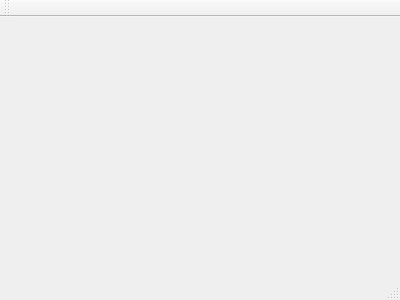
The window that mainwindow.ui (alex-nagami/QtKinectInteraction) describes before a commit, drawn with Qt 5.
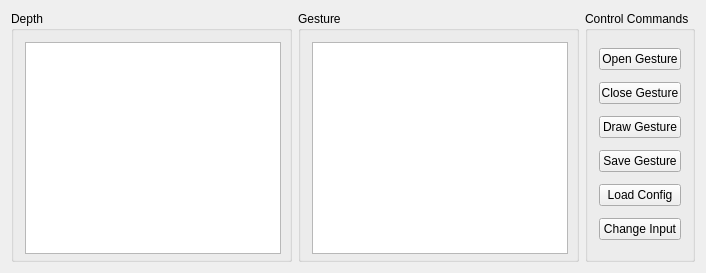
The same window after the commit.

```diff
--- a/mainwindow.ui
+++ b/mainwindow.ui
@@ -1,24 +1,130 @@
 <ui version="4.0">
  <class>MainWindow</class>
- <widget class="QMainWindow" name="MainWindow" >
-  <property name="geometry" >
+ <widget class="QMainWindow" name="MainWindow">
+  <property name="geometry">
    <rect>
     <x>0</x>
     <y>0</y>
-    <width>400</width>
-    <height>300</height>
+    <width>702</width>
+    <height>269</height>
    </rect>
   </property>
   <property name="windowTitle" >
    <string>MainWindow</string>
   </property>
-  <widget class="QMenuBar" name="menuBar" />
-  <widget class="QToolBar" name="mainToolBar" />
-  <widget class="QWidget" name="centralWidget" />
-  <widget class="QStatusBar" name="statusBar" />
+  <widget class="QWidget" name="centralWidget">
+   <layout class="QHBoxLayout" name="horizontalLayout">
+    <item>
+     <widget class="QGroupBox" name="groupDepth">
+      <property name="minimumSize">
+       <size>
+        <width>281</width>
+        <height>251</height>
+       </size>
+      </property>
+      <property name="title">
+       <string>Depth</string>
+      </property>
+      <layout class="QVBoxLayout" name="verticalLayout">
+       <item>
+        <widget class="QGraphicsView" name="gvDepth">
+         <property name="minimumSize">
+          <size>
+           <width>256</width>
+           <height>212</height>
+          </size>
+         </property>
+        </widget>
+       </item>
+      </layout>
+     </widget>
+    </item>
+    <item>
+     <widget class="QGroupBox" name="groupGesture">
+      <property name="minimumSize">
+       <size>
+        <width>281</width>
+        <height>251</height>
+       </size>
+      </property>
+      <property name="title">
+       <string>Gesture</string>
+      </property>
+      <layout class="QVBoxLayout" name="verticalLayout_2">
+       <item>
+        <widget class="QGraphicsView" name="gvGesture">
+         <property name="minimumSize">
+          <size>
+           <width>256</width>
+           <height>212</height>
+          </size>
+         </property>
+        </widget>
+       </item>
+      </layout>
+     </widget>
+    </item>
+    <item>
+     <widget class="QGroupBox" name="groupControl">
+      <property name="minimumSize">
+       <size>
+        <width>110</width>
+        <height>251</height>
+       </size>
+      </property>
+      <property name="title">
+       <string>Control Commands</string>
+      </property>
+      <layout class="QVBoxLayout" name="verticalLayout_3">
+       <item>
+        <widget class="QPushButton" name="buttonOpenGesture">
+         <property name="text">
+          <string>Open Gesture</string>
+         </property>
+        </widget>
+       </item>
+       <item>
+        <widget class="QPushButton" name="buttonCloseGesture">
+         <property name="text">
+          <string>Close Gesture</string>
+         </property>
+        </widget>
+       </item>
+       <item>
+        <widget class="QPushButton" name="buttonDrawGesture">
+         <property name="text">
+          <string>Draw Gesture</string>
+         </property>
+        </widget>
+       </item>
+       <item>
+        <widget class="QPushButton" name="buttonSaveGesture">
+         <property name="text">
+          <string>Save Gesture</string>
+         </property>
+        </widget>
+       </item>
+       <item>
+        <widget class="QPushButton" name="buttonLoadConfig">
+         <property name="text">
+          <string>Load Config</string>
+         </property>
+        </widget>
+       </item>
+       <item>
+        <widget class="QPushButton" name="buttonChangeInput">
+         <property name="text">
+          <string>Change Input</string>
+         </property>
+        </widget>
+       </item>
+      </layout>
+     </widget>
+    </item>
+   </layout>
+  </widget>
  </widget>
- <layoutDefault spacing="6" margin="11" />
- <pixmapfunction></pixmapfunction>
+ <layoutdefault spacing="6" margin="11"/>
  <resources/>
  <connections/>
 </ui>
```
Left out of the diff: 3 changed lines with no effect on the pictures.
